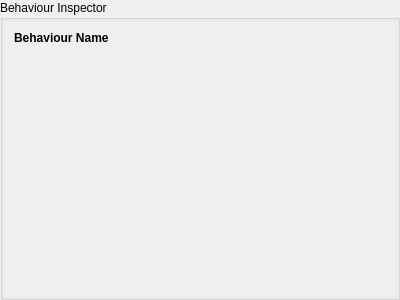
Before: the Qt Designer form resources/ui/BehaviourInspector.ui in nicolasseznec/PROJ-H402_SkillWizard, drawn with Qt 5.
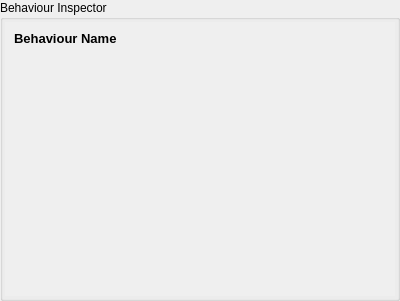
After: the same form once the commit is applied.

Commit message: Added behaviour parameters prototype

What changed in the file:
```diff
--- a/resources/ui/BehaviourInspector.ui
+++ b/resources/ui/BehaviourInspector.ui
@@ -7,7 +7,7 @@
     <x>0</x>
     <y>0</y>
     <width>400</width>
-    <height>300</height>
+    <height>301</height>
    </rect>
   </property>
   <property name="windowTitle">
@@ -16,7 +16,13 @@
   <property name="title">
    <string>Behaviour Inspector</string>
   </property>
-  <layout class="QVBoxLayout" name="verticalLayout">
+  <property name="flat">
+   <bool>false</bool>
+  </property>
+  <property name="checkable">
+   <bool>false</bool>
+  </property>
+  <layout class="QVBoxLayout" name="verticalLayout_2">
    <property name="leftMargin">
     <number>2</number>
    </property>
@@ -43,18 +49,36 @@
         <x>0</x>
         <y>0</y>
         <width>394</width>
-        <height>281</height>
+        <height>282</height>
        </rect>
       </property>
-      <layout class="QFormLayout" name="formLayout">
-       <item row="0" column="0">
+      <layout class="QVBoxLayout" name="verticalLayout">
+       <property name="sizeConstraint">
+        <enum>QLayout::SetDefaultConstraint</enum>
+       </property>
+       <item alignment="Qt::AlignTop">
         <widget class="QLabel" name="BehaviourName">
+         <property name="sizePolicy">
+          <sizepolicy hsizetype="Preferred" vsizetype="Maximum">
+           <horstretch>0</horstretch>
+           <verstretch>0</verstretch>
+          </sizepolicy>
+         </property>
+         <property name="maximumSize">
+          <size>
+           <width>16777215</width>
+           <height>20</height>
+          </size>
+         </property>
          <property name="styleSheet">
           <string notr="true">font: 75 10pt &quot;MS Shell Dlg 2&quot;;
 font-weight: bold</string>
          </property>
          <property name="text">
-          <string>&lt;html&gt;&lt;head/&gt;&lt;body&gt;&lt;p&gt;Behaviour Name&lt;/p&gt;&lt;/body&gt;&lt;/html&gt;</string>
+          <string>&lt;html&gt;&lt;head/&gt;&lt;body&gt;&lt;p&gt;&lt;span style=&quot; font-size:10pt; font-weight:600;&quot;&gt;Behaviour Name&lt;/span&gt;&lt;/p&gt;&lt;/body&gt;&lt;/html&gt;</string>
+         </property>
+         <property name="alignment">
+          <set>Qt::AlignLeading|Qt::AlignLeft|Qt::AlignTop</set>
          </property>
         </widget>
        </item>
```
Left out of the diff: 7 changed lines with no effect on the pictures. The commit also changes 5 other files.
